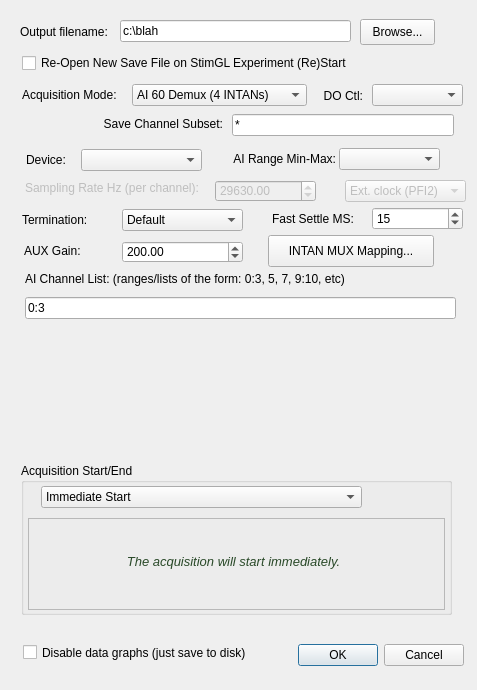
This is ConfigureDialog.ui in acorver/SpikeGL as Qt 5 draws it before an edit. The edited form follows.
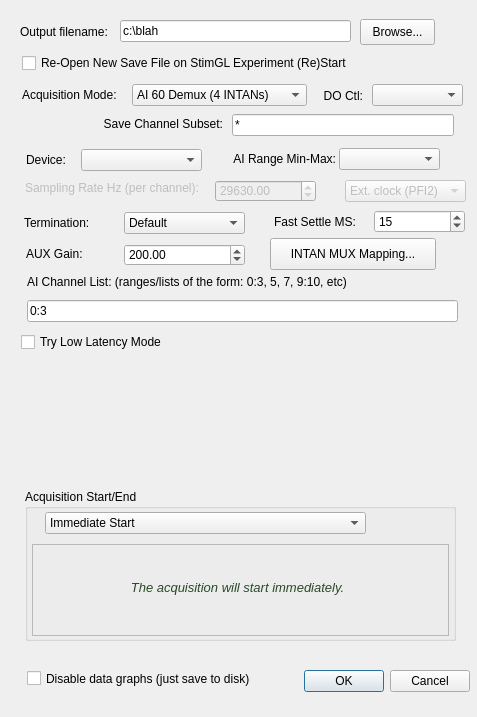
This is the edited form. Icons and pictures are not drawn.

Commit message: initial tweak to test latency by adding a checkbox

```diff
--- a/ConfigureDialog.ui
+++ b/ConfigureDialog.ui
@@ -10,7 +10,7 @@
     <x>0</x>
     <y>0</y>
     <width>477</width>
-    <height>690</height>
+    <height>717</height>
    </rect>
   </property>
   <property name="windowTitle">
@@ -29,9 +29,9 @@
   <widget class="QDialogButtonBox" name="buttonBox">
    <property name="geometry">
     <rect>
-     <x>293</x>
-     <y>639</y>
-     <width>171</width>
+     <x>297</x>
+     <y>665</y>
+     <width>173</width>
      <height>32</height>
     </rect>
    </property>
@@ -133,8 +133,8 @@
   <widget class="QLineEdit" name="channelListLE">
    <property name="geometry">
     <rect>
-     <x>25</x>
-     <y>297</y>
+     <x>27</x>
+     <y>300</y>
      <width>431</width>
      <height>22</height>
     </rect>
@@ -149,8 +149,8 @@
   <widget class="QLabel" name="channelListLabel">
    <property name="geometry">
     <rect>
-     <x>25</x>
-     <y>271</y>
+     <x>27</x>
+     <y>274</y>
      <width>421</width>
      <height>16</height>
     </rect>
@@ -236,8 +236,8 @@
   <widget class="QCheckBox" name="disableGraphsChk">
    <property name="geometry">
     <rect>
-     <x>23</x>
-     <y>642</y>
+     <x>27</x>
+     <y>668</y>
      <width>251</width>
      <height>21</height>
     </rect>
@@ -252,8 +252,8 @@
   <widget class="QGroupBox" name="acqStartEndGB">
    <property name="geometry">
     <rect>
-     <x>21</x>
-     <y>463</y>
+     <x>25</x>
+     <y>489</y>
      <width>431</width>
      <height>152</height>
     </rect>
@@ -446,8 +446,8 @@
   <widget class="QComboBox" name="aiTerminationCB">
    <property name="geometry">
     <rect>
-     <x>122</x>
-     <y>209</y>
+     <x>124</x>
+     <y>212</y>
      <width>121</width>
      <height>22</height>
     </rect>
@@ -484,8 +484,8 @@
   <widget class="QLabel" name="aiTerminationLabel">
    <property name="geometry">
     <rect>
-     <x>22</x>
-     <y>209</y>
+     <x>24</x>
+     <y>212</y>
      <width>101</width>
      <height>22</height>
     </rect>
@@ -500,8 +500,8 @@
   <widget class="QSpinBox" name="fastSettleSB">
    <property name="geometry">
     <rect>
-     <x>372</x>
-     <y>207</y>
+     <x>374</x>
+     <y>210</y>
      <width>91</width>
      <height>23</height>
     </rect>
@@ -522,8 +522,8 @@
   <widget class="QLabel" name="fastSettleLbl">
    <property name="geometry">
     <rect>
-     <x>272</x>
-     <y>209</y>
+     <x>274</x>
+     <y>212</y>
      <width>91</width>
      <height>20</height>
     </rect>
@@ -541,8 +541,8 @@
   <widget class="QLabel" name="auxGainLbl">
    <property name="geometry">
     <rect>
-     <x>24</x>
-     <y>240</y>
+     <x>26</x>
+     <y>243</y>
      <width>101</width>
      <height>22</height>
     </rect>
@@ -560,8 +560,8 @@
   <widget class="QDoubleSpinBox" name="auxGainSB">
    <property name="geometry">
     <rect>
-     <x>122</x>
-     <y>241</y>
+     <x>124</x>
+     <y>244</y>
      <width>121</width>
      <height>22</height>
     </rect>
@@ -582,8 +582,8 @@
   <widget class="QPushButton" name="muxMapBut">
    <property name="geometry">
     <rect>
-     <x>268</x>
-     <y>235</y>
+     <x>270</x>
+     <y>238</y>
      <width>166</width>
      <height>32</height>
     </rect>
@@ -621,8 +621,8 @@
   <widget class="QWidget" name="aoPassthruWidget" native="true">
    <property name="geometry">
     <rect>
-     <x>21</x>
-     <y>333</y>
+     <x>25</x>
+     <y>359</y>
      <width>431</width>
      <height>121</height>
     </rect>
@@ -669,6 +669,19 @@
     <set>Qt::AlignRight|Qt::AlignTrailing|Qt::AlignVCenter</set>
    </property>
   </widget>
+  <widget class="QCheckBox" name="lowLatencyCB">
+   <property name="geometry">
+    <rect>
+     <x>21</x>
+     <y>332</y>
+     <width>192</width>
+     <height>20</height>
+    </rect>
+   </property>
+   <property name="text">
+    <string>Try Low Latency Mode</string>
+   </property>
+  </widget>
  </widget>
  <resources/>
  <connections>
```
The commit also changes 3 other files.
